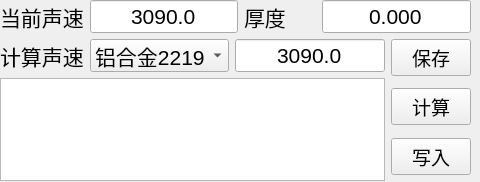
ASh-en/display, file form_calibrate.ui: the form before one commit.
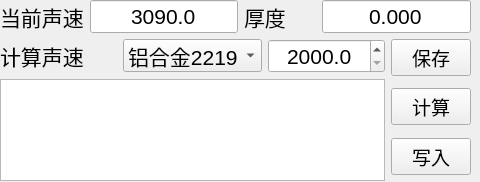
The form after the commit.

Commit message: 【CHG】将lineEdit改为QSpinbox，方便界面输入

```diff
--- a/form_calibrate.ui
+++ b/form_calibrate.ui
@@ -132,14 +132,26 @@
            </widget>
           </item>
           <item>
-           <widget class="QLineEdit" name="ldt_cal_speed">
+          <widget class="QDoubleSpinBox" name="dsb_cal_speed">
             <property name="font">
              <font>
               <pointsize>16</pointsize>
              </font>
             </property>
-            <property name="text">
-             <string>3090.0</string>
+            <property name="value">
+             <number>3090.0</number>
+            </property>
+            <property name="decimals">
+             <number>1</number>
+            </property>
+            <property name="singleStep">
+             <double>1.0</double>
+            </property>
+            <property name="minimum">
+             <double>2000.0</double>
+            </property>
+            <property name="maximum">
+             <double>4000.0</double>
             </property>
             <property name="alignment">
              <set>Qt::AlignCenter</set>
```
The commit also changes 5 other files.
